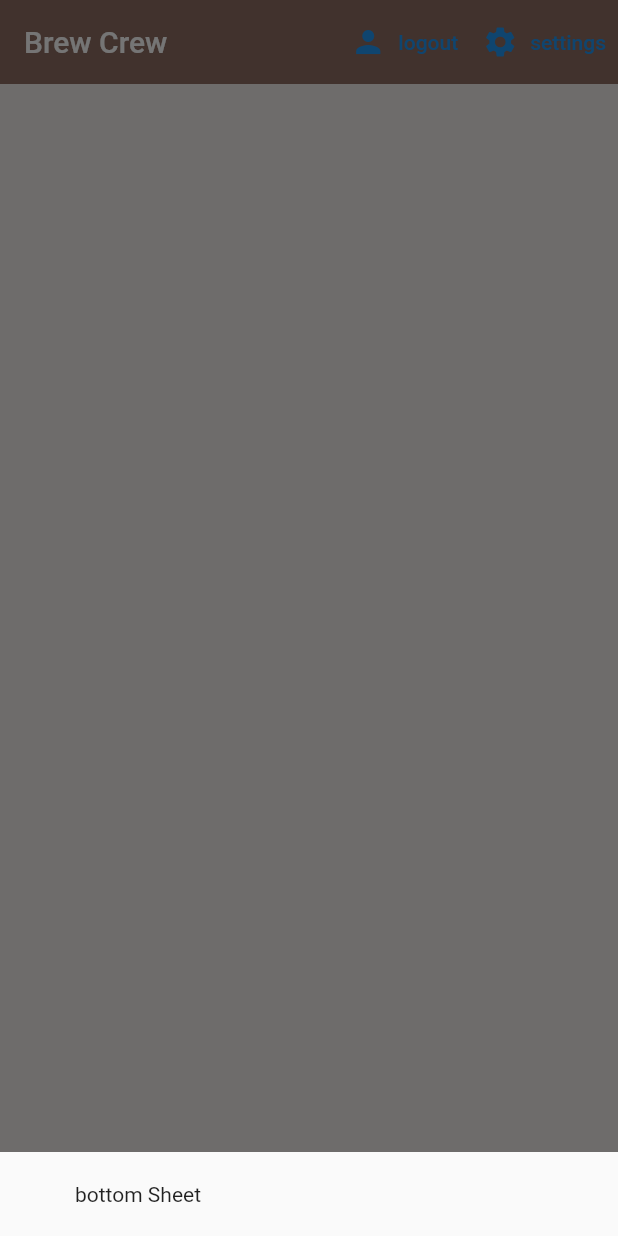
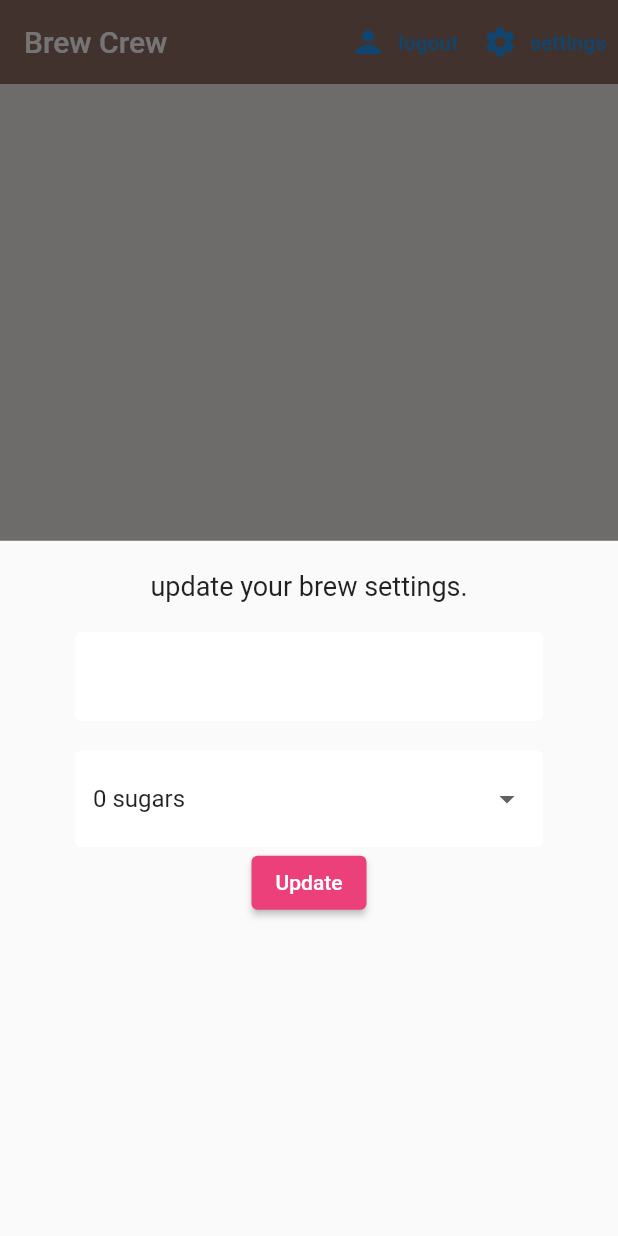
Before and after one commit to youngjun625/firebase_practice, a Flutter app: the screen it shows once a user with an empty profile is signed in, after a tap on "settings", on a phone screen of 412 x 824 dp. Run offline on Flutter 3.47's test engine with Material 2 defaults, Android fonts, the phone set to English and light mode, and no system bars; our stand-ins replace cloud_firestore, firebase_auth, firebase_core, flutter_spinkit; accounts and stored records are empty.

Commit message:
L22 Success

```diff
--- a/lib/screens/home/home.dart
+++ b/lib/screens/home/home.dart
@@ -1,6 +1,7 @@
 
 import 'package:firebase/models/brew.dart';
 import 'package:firebase/screens/home/brew_list.dart';
+import 'package:firebase/screens/home/settings.form.dart';
 import 'package:firebase/services/auth.dart';
 import 'package:firebase/services/database.dart';
 import 'package:flutter/material.dart';
@@ -14,11 +15,11 @@ class Home extends StatelessWidget {
 
   Widget build(BuildContext context) {
 
-    void _showSettingsPanel(){ //todo bottom sheet function
+    void _showSettingsPanel(){ //  bottom sheet function
     showModalBottomSheet(context: context, builder: (context){
       return Container(
         padding: EdgeInsets.symmetric(vertical: 20, horizontal: 50),
-        child: Text("bottom Sheet"),
+        child: SettingsForm(),
       );
     });
   }
@@ -39,7 +40,7 @@ class Home extends StatelessWidget {
               icon: Icon(Icons.person),
               label: Text('logout'),
               ),
-              TextButton.icon( //todo L21 Bottom Sheets
+              TextButton.icon( //  L21 Bottom Sheets
               onPressed: () async{
                 _showSettingsPanel();
               },
--- /dev/null
+++ b/lib/screens/home/settings.form.dart
@@ -0,0 +1,70 @@
+import 'package:flutter/material.dart';
+import 'package:firebase/shared/constants.dart';
+
+class SettingsForm extends StatefulWidget {
+  const SettingsForm({ Key? key }) : super(key: key);
+
+  @override
+  State<SettingsForm> createState() => _SettingsFormState();
+}
+
+class _SettingsFormState extends State<SettingsForm> {
+
+  final _formKey = GlobalKey<FormState>();
+  final List<String> sugars = ['0', '1', '2', '3', '4'];
+  //todo L22
+  String? _currentName;
+  String? _currentSugars;
+  int? _currentStrength;
+
+  @override
+  Widget build(BuildContext context) {
+    return Form(
+      key: _formKey,
+      child: Column(
+        children: [
+          Text(
+            'update your brew settings.',
+            style: TextStyle(fontSize: 18),
+          ),
+          SizedBox(height: 20),
+          TextFormField(
+            decoration: textInputDecoration,
+            validator: (val) => val!.isEmpty ? 'Please anter a name' : null,
+            onChanged: (val) => setState(() {
+              _currentName = val;
+            })
+          ),
+          SizedBox(height: 20),
+          //tododropdown
+          DropdownButtonFormField(
+            decoration: textInputDecoration,
+            value: _currentSugars ?? '0', //value shown when not selected. if _currentSugars = null, '0' as 기본
+            items: sugars.map((sugar) {
+              return DropdownMenuItem(
+                value: sugar,
+                child: Text('$sugar sugars'),
+                );
+            }).toList(),
+            onChanged:(val) => setState(() {
+              _currentSugars = val.toString();
+            }) ),
+          //slider
+          ElevatedButton(
+            onPressed: () async {
+              print("name: $_currentName");
+              print("sugars: $_currentSugars");
+              print("strength: $_currentStrength");
+            },
+            style: ElevatedButton.styleFrom(
+              primary: Colors.pink[400]),
+            child: Text(
+              'Update',
+              style: TextStyle(color: Colors.white),
+            )
+          ),
+        ],
+      ),
+    );
+  }
+}
```
